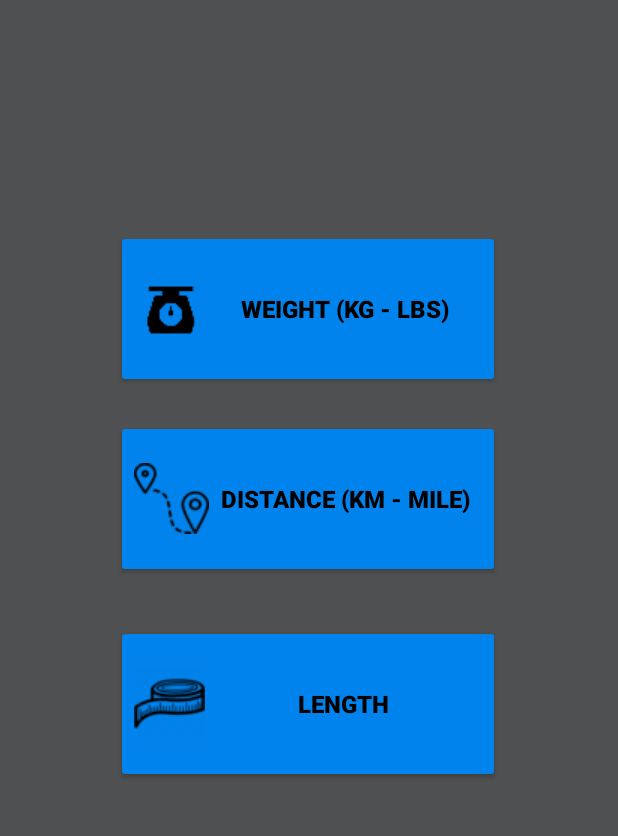
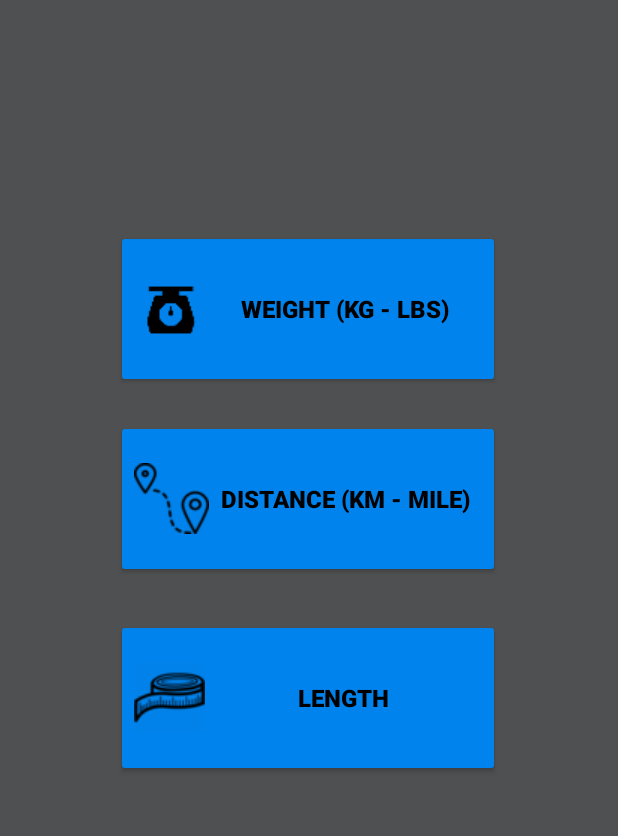
Before and after one commit to AlexLevitin/Android-Unit-Converter, an Android app: the screen it shows after launch (MainActivity), on a phone screen of 412 x 824 dp, the part 354-1190 px from its top. Run offline under Robolectric (Android 15) with nearby library versions, the phone set to English and light mode, and no system bars.

Commit message:
Android Unit Converter - added new length button

```diff
--- a/app/src/main/res/layout/activity_main.xml
+++ b/app/src/main/res/layout/activity_main.xml
@@ -88,6 +88,6 @@
         app:layout_constraintHorizontal_bias="0.496"
         app:layout_constraintStart_toStartOf="parent"
         app:layout_constraintTop_toBottomOf="@+id/DistanceButton"
-        app:layout_constraintVertical_bias="0.32" />
+        app:layout_constraintVertical_bias="0.28" />
 
 </androidx.constraintlayout.widget.ConstraintLayout>
```
